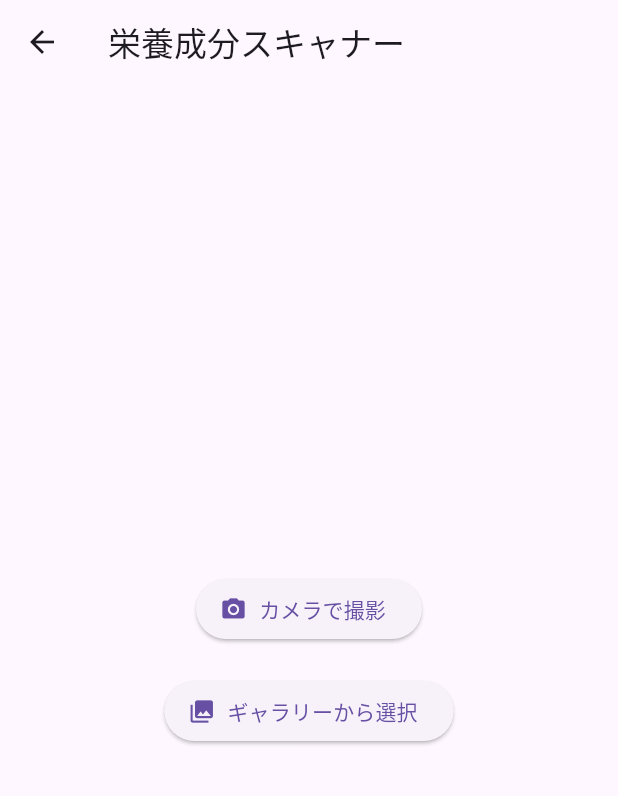
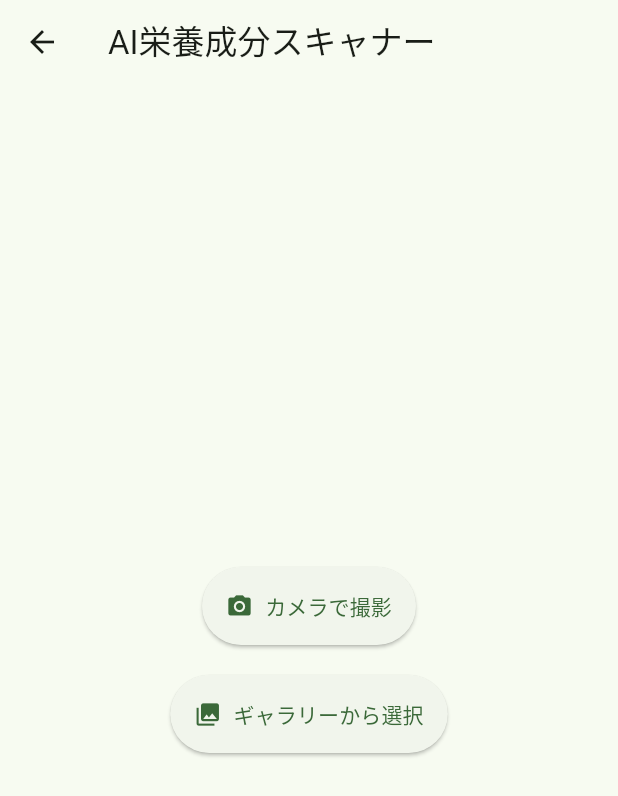
Before and after one commit to 432uc/OptiMeal, a Flutter app: the screen it shows after launch, after a tap on the "camera alt" icon, on a phone screen of 412 x 824 dp. Shown: the top 796 px of the screen. Run offline on Flutter 3.47's test engine with Material 3 defaults, Android fonts, the light colour scheme and no system bars; our stand-ins replace flutter_dotenv, flutter_riverpod, google_generative_ai, image_picker, shared_preferences; missing offline and left inert: google_mlkit_text_recognition.

Commit message:
feat: Gemini AIによる画像解析機能とUI刷新
OCRスキャナーをGemini AIを使用した画像解析機能に置き換え、食品の栄養成分を抽出する機能を実装しました。また、メイン画面のUIを大幅に刷新しました。

### 機能追加・変更
- **Gemini AIスキャナー:**
  - 従来のOCR機能をGemini AIを利用した画像解析に置き換えました。
  - `gemini_scanner_screen.dart` を新設し、カメラまたはギャラリーから選択した食品画像を解析して、食品名と栄養成分（エネルギー、タンパク質、脂質、炭水化物）を自動で抽出します。
  - 解析結果は直接、食品編集画面に渡され、ユーザーが確認・修正できます。
  - `gemini_service.dart` を追加し、Gemini APIとの通信を管理します。

- **メイン画面UIの刷新 (`lib/main.dart`):**
  - これまでのサマリーカードを廃止し、画面下部に目標達成状況を示すプログレスバー (`BottomNavigationBar`) を追加しました。
  - 食事リストの表示形式を変更し、各栄養素（PFC）が一覧で確認できるようにしました。
  - スワイプやボタンによる食事アイテムの削除機能を追加しました。

### 依存関係
- `pubspec.yaml` に以下のパッケージを追加しました:
  - `google_generative_ai`: Gemini APIを利用するため。
  - `flutter_dotenv`: APIキーを安全に管理するため。
  - `http`: 通信関連。
- `.env` ファイルを `.gitignore` に追加し、APIキーがリポジトリに含まれないようにしました。

### その他
- アプリのメインテーマを `Material3` に更新しました。
- `NutritionData` モデルに食品名を保持するための `name` フィールドを追加しました。

```diff
--- /dev/null
+++ b/lib/gemini_scanner_screen.dart
@@ -0,0 +1,106 @@
+
+import 'dart:io';
+import 'package:flutter/material.dart';
+import 'package:image_picker/image_picker.dart';
+import 'package:opti_meal/food_edit_screen.dart';
+import 'package:opti_meal/food_item.dart';
+import 'gemini_service.dart';
+import 'nutrition_parser.dart';
+
+class GeminiScannerScreen extends StatefulWidget {
+  const GeminiScannerScreen({super.key});
+
+  @override
+  State<GeminiScannerScreen> createState() => _GeminiScannerScreenState();
+}
+
+class _GeminiScannerScreenState extends State<GeminiScannerScreen> {
+  bool _isProcessing = false;
+  final GeminiService _geminiService = GeminiService();
+
+  Future<void> _pickAndProcessImage(ImageSource source) async {
+    if (_isProcessing) return;
+    setState(() => _isProcessing = true);
+
+    try {
+      final pickedFile = await ImagePicker().pickImage(source: source);
+      if (pickedFile == null) {
+        setState(() => _isProcessing = false);
+        return;
+      }
+
+      final imageFile = File(pickedFile.path);
+      final NutritionData? nutritionData = await _geminiService.analyzeImage(imageFile);
+
+      if (nutritionData == null) {
+         throw Exception('Could not parse nutrition data from image.');
+      }
+
+      final newFoodItem = FoodItem.create(
+        name: nutritionData.name ?? 'Scanned Food', // Use name from Gemini
+        energy: nutritionData.energy,
+        protein: nutritionData.protein,
+        fat: nutritionData.fat,
+        carbohydrate: nutritionData.carbohydrate,
+      );
+
+      if (!mounted) return;
+
+      Navigator.of(context).pushReplacement(
+        MaterialPageRoute(
+          builder: (context) => FoodEditScreen(foodItem: newFoodItem),
+        ),
+      );
+
+    } catch (e) {
+      debugPrint('Failed to process image: $e');
+       if (mounted) {
+        ScaffoldMessenger.of(context).showSnackBar(
+          SnackBar(content: Text('画像の解析に失敗しました: ${e.toString()}')),
+        );
+      }
+    } finally {
+       if (mounted) {
+        setState(() => _isProcessing = false);
+      }
+    }
+  }
+
+  @override
+  Widget build(BuildContext context) {
+    return Scaffold(
+      appBar: AppBar(
+        title: const Text('AI栄養成分スキャナー'),
+      ),
+      body: Center(
+        child: _isProcessing
+            ? const Column(
+                mainAxisAlignment: MainAxisAlignment.center,
+                children: [
+                  CircularProgressIndicator(),
+                  SizedBox(height: 20),
+                  Text('AIが画像を解析しています...')
+                ],
+              )
+            : Column(
+                mainAxisAlignment: MainAxisAlignment.center,
+                children: [
+                  ElevatedButton.icon(
+                    onPressed: () => _pickAndProcessImage(ImageSource.camera),
+                    icon: const Icon(Icons.camera_alt),
+                    label: const Text('カメラで撮影'),
+                    style: ElevatedButton.styleFrom(padding: const EdgeInsets.all(16)),
+                  ),
+                  const SizedBox(height: 20),
+                  ElevatedButton.icon(
+                    onPressed: () => _pickAndProcessImage(ImageSource.gallery),
+                    icon: const Icon(Icons.photo_library),
+                    label: const Text('ギャラリーから選択'),
+                    style: ElevatedButton.styleFrom(padding: const EdgeInsets.all(16)),
+                  ),
+                ],
+              ),
+      ),
+    );
+  }
+}
--- a/lib/main.dart
+++ b/lib/main.dart
@@ -1,14 +1,16 @@
 
 import 'package:flutter/material.dart';
+import 'package:flutter_dotenv/flutter_dotenv.dart';
 import 'package:flutter_riverpod/flutter_riverpod.dart';
 import 'package:opti_meal/food_edit_screen.dart';
 import 'package:opti_meal/food_item.dart';
 import 'package:opti_meal/food_provider.dart';
-import 'ocr_scanner_screen.dart';
+import 'package:opti_meal/gemini_scanner_screen.dart';
 import 'user_data_form.dart';
 import 'user_data_provider.dart';
 
-void main() {
+Future<void> main() async {
+  await dotenv.load(fileName: ".env");
   runApp(
     const ProviderScope(
       child: MyApp(),
@@ -24,7 +26,8 @@ class MyApp extends StatelessWidget {
     return MaterialApp(
       title: 'OptiMeal',
       theme: ThemeData(
-        primarySwatch: Colors.blue,
+        colorScheme: ColorScheme.fromSeed(seedColor: Colors.green),
+        useMaterial3: true,
       ),
       home: const MyHomePage(),
     );
@@ -36,14 +39,15 @@ class MyHomePage extends ConsumerWidget {
 
   @override
   Widget build(BuildContext context, WidgetRef ref) {
+    // Corrected provider name to match food_provider.dart
+    final foodItems = ref.watch(foodListProvider);
     final userData = ref.watch(userDataProvider);
-    final tdee = userData?.tdee;
-    final foodItems = ref.watch(foodListProvider);
 
-    final totalEnergy = foodItems.fold<double>(
-      0.0,
-      (sum, item) => sum + (item.energy ?? 0.0),
-    );
+    // Calculate total energy locally as the helper method was missing
+    double totalEnergy = 0;
+    for (var item in foodItems) {
+      totalEnergy += (item.energy ?? 0);
+    }
 
     return Scaffold(
       appBar: AppBar(
@@ -61,22 +65,25 @@ class MyHomePage extends ConsumerWidget {
           ),
         ],
       ),
-      body: Padding(
-        padding: const EdgeInsets.all(8.0),
-        child: Column(
-          children: <Widget>[
-            _buildSummaryCard(context, tdee, totalEnergy),
-            const SizedBox(height: 16),
-            Text('今日の食事', style: Theme.of(context).textTheme.titleLarge),
-            Expanded(
-              child: ListView.builder(
+      body: foodItems.isEmpty
+          ? const Center(
+              child: Text('食事を記録しましょう！'),
+            )
+          : ListView.builder(
               itemCount: foodItems.length,
               itemBuilder: (context, index) {
                 final item = foodItems[index];
-                  return Card(
-                    child: ListTile(
-                      title: Text(item.name),
-                      subtitle: Text('${item.energy?.toStringAsFixed(1) ?? 'N/A'} kcal'),
+                return ListTile(
+                  title: Text(item.name ?? '不明な食品'),
+                  subtitle: Text(
+                      '${item.energy?.toStringAsFixed(1)} kcal | P:${item.protein?.toStringAsFixed(1)}g F:${item.fat?.toStringAsFixed(1)}g C:${item.carbohydrate?.toStringAsFixed(1)}g'),
+                  trailing: IconButton(
+                    icon: const Icon(Icons.delete),
+                    onPressed: () {
+                      // Corrected method name to removeFoodItem
+                      ref.read(foodListProvider.notifier).removeFoodItem(item.id);
+                    },
+                  ),
                   onTap: () {
                      Navigator.of(context).push(
                         MaterialPageRoute(
@@ -84,10 +91,21 @@ class MyHomePage extends ConsumerWidget {
                         ),
                       );
                   },
-                    ),
                 );
               },
             ),
+      bottomNavigationBar: userData == null
+        ? null
+        : Container(
+            color: Colors.green.shade100,
+            padding: const EdgeInsets.all(16.0),
+            child: Column(
+              mainAxisSize: MainAxisSize.min,
+              children: [
+                const Text('今日の目標達成状況', style: TextStyle(fontWeight: FontWeight.bold)),
+                Text('エネルギー: ${totalEnergy.toStringAsFixed(1)} / ${userData.tdee.toStringAsFixed(1)} kcal'),
+                LinearProgressIndicator(
+                  value: userData.tdee > 0 ? totalEnergy / userData.tdee : 0,
                 ),
               ],
             ),
@@ -96,45 +114,12 @@ class MyHomePage extends ConsumerWidget {
         onPressed: () {
           Navigator.of(context).push(
             MaterialPageRoute(
-              builder: (context) => const OcrScannerScreen(),
+              builder: (context) => const GeminiScannerScreen(),
             ),
           );
         },
         child: const Icon(Icons.camera_alt),
-        tooltip: 'Scan Nutrition Label',
-      ),
-    );
-  }
-
-  Widget _buildSummaryCard(BuildContext context, double? tdee, double totalEnergy) {
-    return Card(
-      child: Padding(
-        padding: const EdgeInsets.all(16.0),
-        child: Row(
-          mainAxisAlignment: MainAxisAlignment.spaceAround,
-          children: [
-            Column(
-              children: [
-                Text('目標 (TDEE)', style: Theme.of(context).textTheme.bodyLarge),
-                Text(
-                  tdee != null ? '${tdee.toStringAsFixed(0)} kcal' : '未設定',
-                  style: Theme.of(context).textTheme.headlineSmall,
-                ),
-              ],
-            ),
-            Column(
-              children: [
-                Text('摂取カロリー', style: Theme.of(context).textTheme.bodyLarge),
-                Text(
-                  '${totalEnergy.toStringAsFixed(0)} kcal',
-                   style: Theme.of(context).textTheme.headlineSmall?.copyWith(
-                    color: (tdee != null && totalEnergy > tdee) ? Colors.red : null,
-                  ),
-                ),
-              ],
-            ),
-          ],
-        ),
+        tooltip: 'Scan with AI',
       ),
     );
   }
--- a/lib/nutrition_parser.dart
+++ b/lib/nutrition_parser.dart
@@ -1,18 +1,21 @@
 
 class NutritionData {
+  final String? name;
   final double? energy; // kcal
   final double? protein; // g
   final double? fat; // g
   final double? carbohydrate; // g
 
-  NutritionData({this.energy, this.protein, this.fat, this.carbohydrate});
+  NutritionData({this.name, this.energy, this.protein, this.fat, this.carbohydrate});
 
   @override
   String toString() {
-    return 'NutritionData(energy: $energy, protein: $protein, fat: $fat, carbohydrate: $carbohydrate)';
+    return 'NutritionData(name: $name, energy: $energy, protein: $protein, fat: $fat, carbohydrate: $carbohydrate)';
   }
 }
 
+// The NutritionParser class is kept for potential future use with local OCR,
+// but is not actively used by the Gemini service.
 class NutritionParser {
   static NutritionData parse(String text) {
     final cleanedText = text.replaceAll(' ', '').replaceAll('\n', '');
@@ -38,7 +41,6 @@ class NutritionParser {
         return double.tryParse(match.group(1)!);
       }
     }
-    // A more lenient regex for cases where units like kcal or g are attached
     for (final keyword in keywords) {
       final regex = RegExp('$keyword[:：]?([\\d\\.]+)(?:kcal|g)');
        final match = regex.firstMatch(text);
--- a/pubspec.yaml
+++ b/pubspec.yaml
@@ -17,6 +17,9 @@ dependencies:
   google_mlkit_text_recognition: ^0.11.0
   image_picker: ^1.0.7
   uuid: ^4.4.0
+  http: ^1.2.1
+  flutter_dotenv: ^5.1.0
+  google_generative_ai: ^0.4.7
 
 dev_dependencies:
   flutter_test:
@@ -25,3 +28,6 @@ dev_dependencies:
 
 flutter:
   uses-material-design: true
+
+  assets:
+    - .env
```
Also changed, not shown: lib/gemini_service.dart (added, +73 -0 lines), pubspec.lock, 1 other file. Lines whose indentation alone changed are shown as unchanged.
